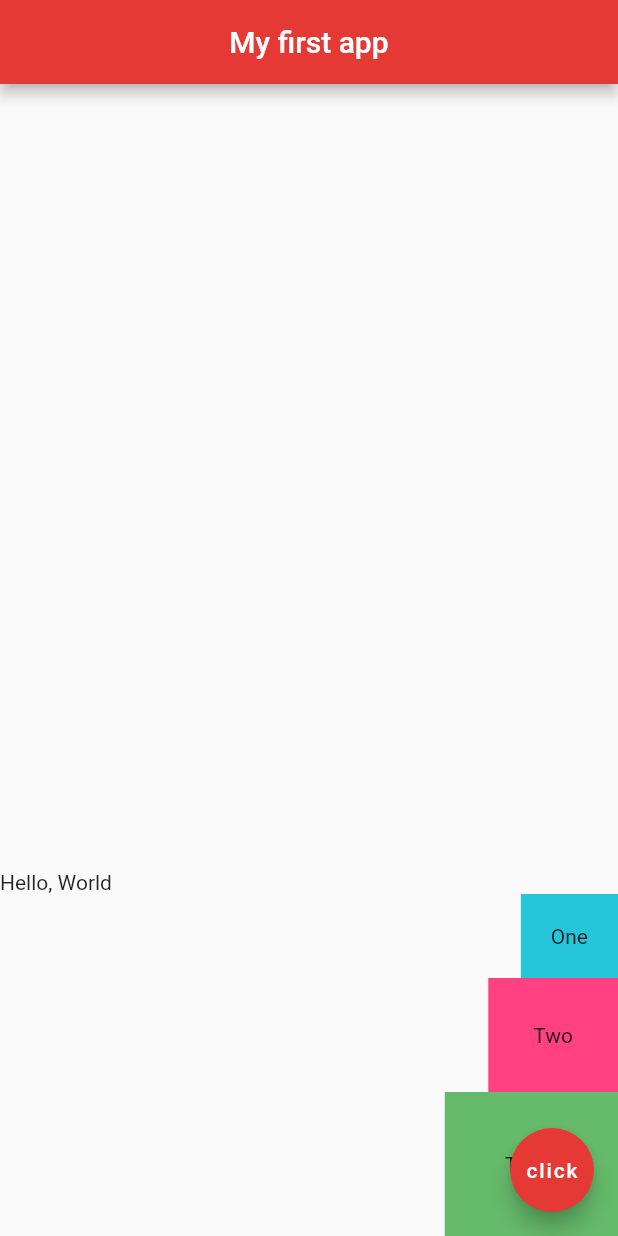
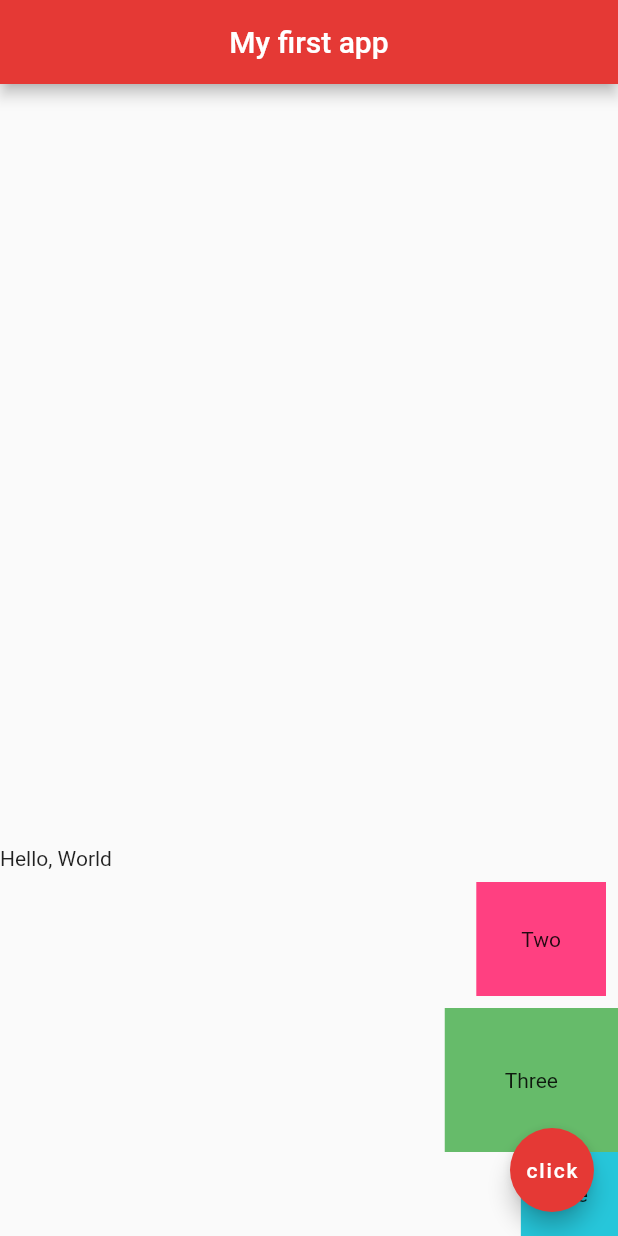
Before and after one commit to NguyenPhatBG/flutter-app-01, a Flutter app: the screen it shows after launch, on a phone screen of 412 x 824 dp. Run offline on Flutter 3.47's test engine with Material 2 defaults, Android fonts, the phone set to English and light mode, and no system bars.

Commit message:
Flutter Outline & Shortcuts

```diff
--- a/lib/main.dart
+++ b/lib/main.dart
@@ -24,19 +24,24 @@ class Home extends StatelessWidget {
             ],
           ),
           Container(
-            padding: EdgeInsets.all(20.0),
-            child: Text('One'),
-            color: Colors.cyan[400],
-          ),
-          Container(
-            padding: EdgeInsets.all(30.0),
-            child: Text('Two'),
-            color: Colors.pinkAccent,
+            child: Padding(
+              padding: const EdgeInsets.all(8.0),
+              child: Container(
+                padding: EdgeInsets.all(30.0),
+                child: Text('Two'),
+                color: Colors.pinkAccent,
+              ),
+            ),
           ),
           Container(
             padding: EdgeInsets.all(40.0),
             child: Text('Three'),
             color: Colors.green[400],
+          ),
+          Container(
+            padding: EdgeInsets.all(20.0),
+            child: Text('One'),
+            color: Colors.cyan[400],
           ),
         ],
       ),
```
